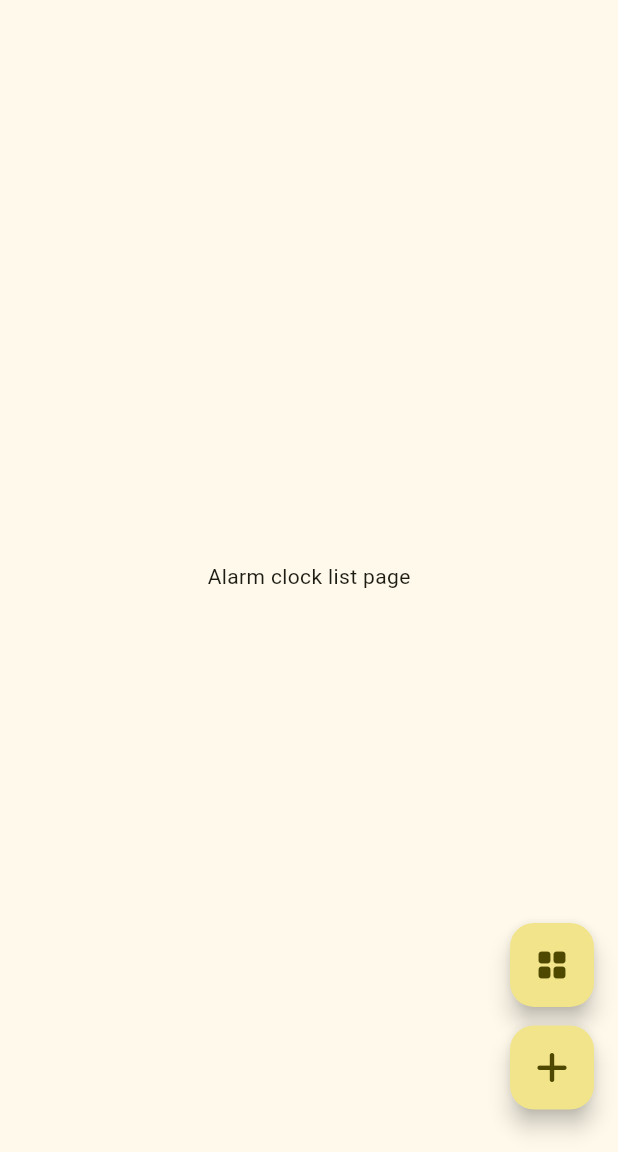
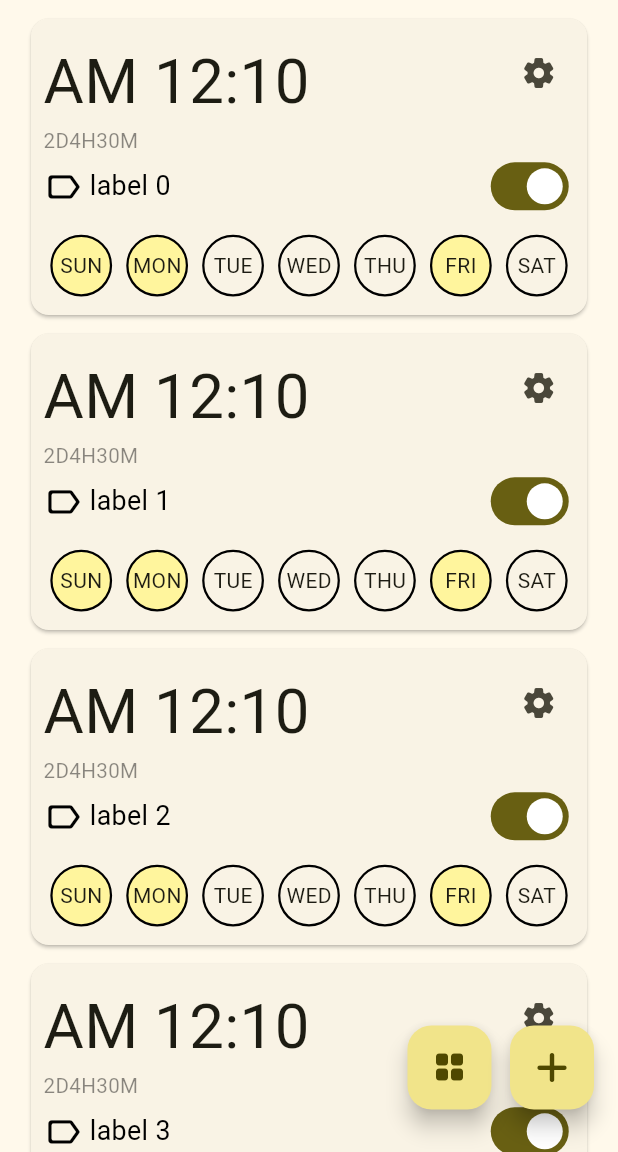
Before and after one commit to RickyJian/chabo, a Flutter app: the screen it shows after launch, on a phone screen of 412 x 824 dp, the part 84-1236 px from its top. Run offline on Flutter 3.47's test engine with Material 2 defaults, Android fonts, the phone set to English and light mode, and no system bars; our stand-ins replace font_awesome_flutter, get, sizer; Roboto replaces fonts that are missing (openhuninn).

Commit message:
update message and main page

```diff
--- a/lib/constant.dart
+++ b/lib/constant.dart
@@ -1,13 +1,13 @@
 class Constant {
   Constant._();
 
-  /// application name
-  static const String appName = 'Chabo';
+  /// common
+  static const String fontFamily = 'openhuninn';
 
   /// router
   static const int navigationDuration = 400;
 
   /// fab
-  static const double fabLeftMargin = 1.5;
+  static const double fabLeftMargin = 3;
   static const double fabBottomMargin = 1.5;
 }
--- a/lib/main.dart
+++ b/lib/main.dart
@@ -5,16 +5,21 @@ import 'package:font_awesome_flutter/font_awesome_flutter.dart';
 import 'package:get/get.dart';
 import 'package:sizer/sizer.dart';
 
+import 'module/home/home.dart';
+
 void main() => runApp(MyApp());
 
 class MyApp extends StatelessWidget {
   @override
   Widget build(context) => Sizer(
         builder: (context, orientation, deviceType) => GetMaterialApp(
-          title: Constant.appName,
+          title: 'Chabo',
+          translations: Message(),
+          locale: Message.englishLocale,
+          fallbackLocale: Message.englishLocale,
           debugShowCheckedModeBanner: false,
           theme: ThemeData(
-            fontFamily: 'openhuninn',
+            fontFamily: Constant.fontFamily,
             colorScheme: ColorScheme.fromSeed(seedColor: Colors.yellow),
             useMaterial3: true,
           ),
@@ -24,6 +29,8 @@ class MyApp extends StatelessWidget {
 }
 
 class AppPage extends StatelessWidget {
+  final HomeController _homeController = Get.put(HomeController());
+
   @override
   Widget build(context) => Scaffold(
         appBar: AppBar(
@@ -38,14 +45,17 @@ class AppPage extends StatelessWidget {
               transition: Transition.leftToRight,
             ),
           ),
-          title: Text(Constant.appName),
+          title: Text(Message.appTitle.tr),
           backgroundColor: Theme.of(context).colorScheme.inversePrimary,
           centerTitle: true,
         ),
-        body: Center(
-          child: Text('Alarm clock list page'),
+        body: GetX<HomeController>(
+          init: _homeController,
+          builder: (home) => ListView(
+            children: home.clocks.map((clock) => ClockWidget(component: clock)).toList(),
+          ),
         ),
-        floatingActionButton: Column(
+        floatingActionButton: Row(
           mainAxisAlignment: MainAxisAlignment.end,
           children: [
             Container(
--- a/lib/module/common/common.dart
+++ b/lib/module/common/common.dart
@@ -1 +1,2 @@
 export 'enum.dart';
+export 'message.dart';
--- /dev/null
+++ b/lib/module/common/message.dart
@@ -0,0 +1,76 @@
+import 'package:flutter/material.dart';
+import 'package:get/get.dart';
+
+class Message extends Translations {
+  static final Message _singleton = Message._internal();
+
+  factory Message() => _singleton;
+
+  Message._internal();
+
+  // support language
+  static const englishLocale = Locale('en', 'US');
+  static const chineseLocale = Locale('zh', 'TW');
+
+  /// project
+  static const appTitle = 'APP_TITLE';
+
+  /// clock
+  static const String clockTimeSectionAM = 'CLOCK_TIME_SECTION_AM';
+  static const String clockTimeSectionPM = 'CLOCK_TIME_SECTION_PM';
+
+  /// label
+  static const String labelEmpty = 'LABEL_EMPTY';
+
+  /// weekday
+  static const String weekdaySUN = 'WEEKDAY_SUN';
+  static const String weekdayMON = 'WEEKDAY_MON';
+  static const String weekdayTUE = 'WEEKDAY_TUE';
+  static const String weekdayWED = 'WEEKDAY_WED';
+  static const String weekdayTHU = 'WEEKDAY_THU';
+  static const String weekdayFRI = 'WEEKDAY_FRI';
+  static const String weekdaySAT = 'WEEKDAY_SAT';
+
+  /// common
+  static const String dayShort = 'DAY';
+  static const String hourShort = 'HOUR';
+  static const String minuteShort = 'MINUTE';
+
+  /// error message
+
+  @override
+  Map<String, Map<String, String>> get keys => {
+        'en_US': {
+          appTitle: 'Chabo',
+          clockTimeSectionAM: 'AM',
+          clockTimeSectionPM: 'PM',
+          weekdaySUN: 'SUN',
+          weekdayMON: 'MON',
+          weekdayTUE: 'TUE',
+          weekdayWED: 'WED',
+          weekdayTHU: 'THU',
+          weekdayFRI: 'FRI',
+          weekdaySAT: 'SAT',
+          dayShort: 'D',
+          hourShort: 'H',
+          minuteShort: 'M',
+          labelEmpty: 'empty label',
+        },
+        'zh_TW': {
+          appTitle: '日本矮雞',
+          clockTimeSectionAM: '上午',
+          clockTimeSectionPM: '下午',
+          weekdaySUN: '日',
+          weekdayMON: '一',
+          weekdayTUE: '二',
+          weekdayWED: '三',
+          weekdayTHU: '四',
+          weekdayFRI: '五',
+          weekdaySAT: '六',
+          dayShort: '天',
+          hourShort: '時',
+          minuteShort: '分',
+          labelEmpty: '未設定標籤',
+        }
+      };
+}
```
